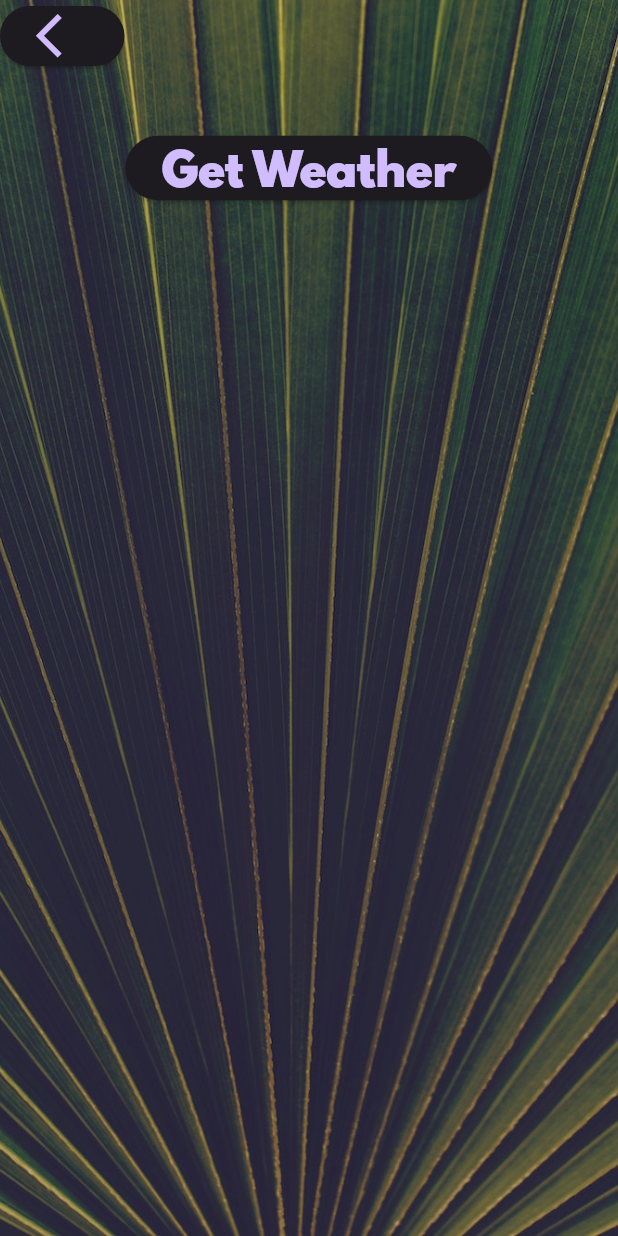
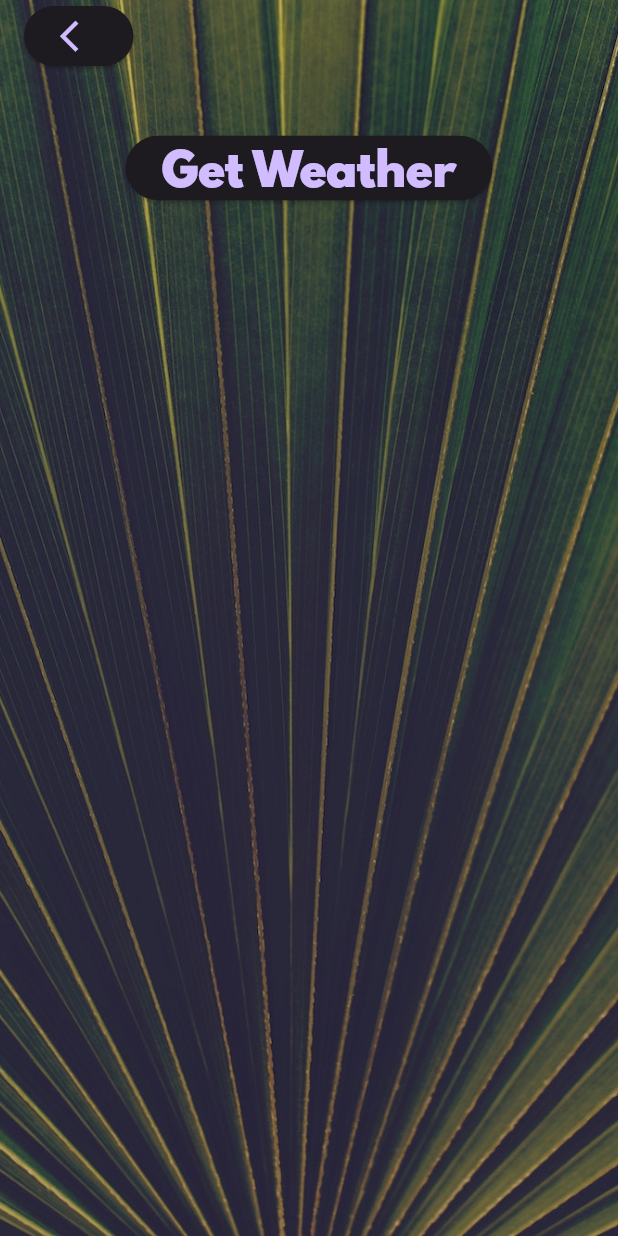
Before and after one commit to iDev-20/clima, a Flutter app: the CityScreen screen opened directly, on a phone screen of 412 x 824 dp. Run offline on Flutter 3.47's test engine with Material 3 defaults, Android fonts, the phone set to English and light mode, and no system bars; our stand-ins replace flutter_spinkit, geolocator; network calls fail.

```diff
--- a/lib/screens/city_screen.dart
+++ b/lib/screens/city_screen.dart
@@ -22,6 +22,8 @@ class _CityScreenState extends State<CityScreen> {
         ),
         constraints: const BoxConstraints.expand(),
         child: SafeArea(
+          child: Padding(
+            padding: const EdgeInsets.symmetric(horizontal: 16.0),
             child: Column(
               children: <Widget>[
                 Align(
@@ -32,7 +34,7 @@ class _CityScreenState extends State<CityScreen> {
                     },
                     child: const Icon(
                       Icons.arrow_back_ios,
-                    size: 35.0,
+                      size: 25.0,
                     ),
                   ),
                 ),
@@ -51,6 +53,7 @@ class _CityScreenState extends State<CityScreen> {
             ),
           ),
         ),
+      ),
     );
   }
 }
```
Also changed, not shown: lib/screens/loading_screen.dart (+2 -14 lines), lib/screens/location_screen.dart (+8 -1 lines), lib/services/weather.dart (+20 -0 lines), 35 other files. Lines whose indentation alone changed are shown as unchanged.
